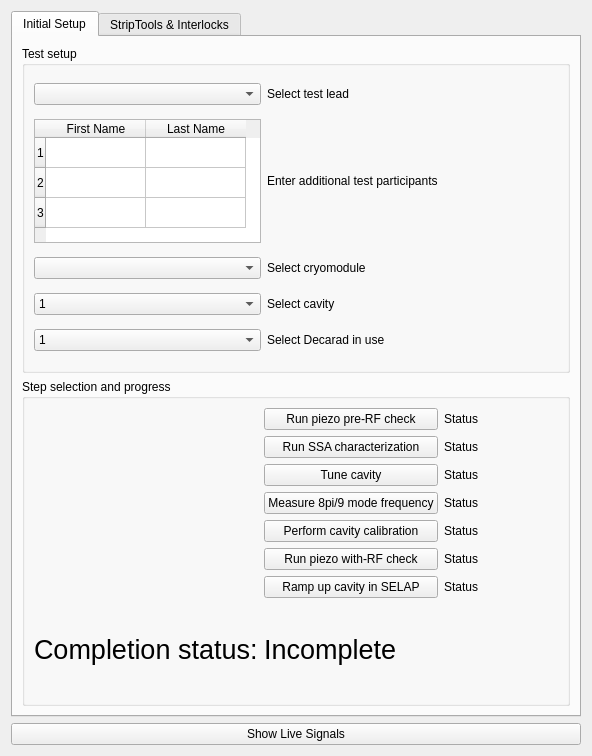
First picture: the form in cavity_commissioning/gui/commissioning.ui, repository slaclab/rf_commissioning, before the edit.
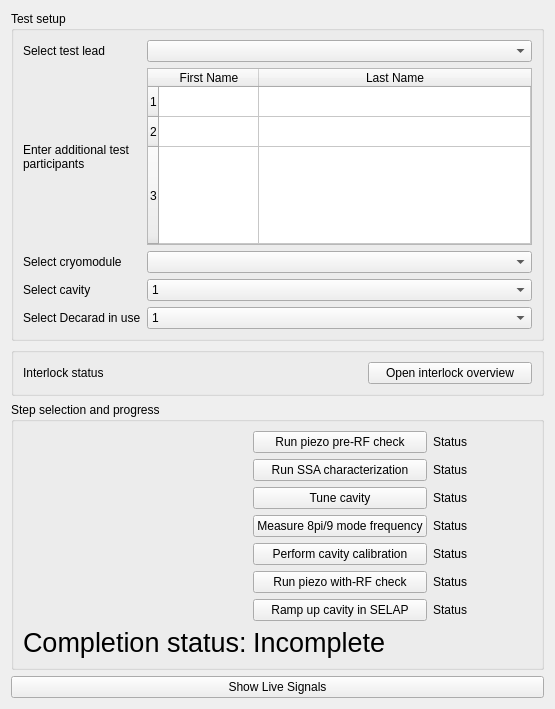
Second picture: the form after the edit. Custom widgets are drawn as their Qt base class.

Commit message: finished cavity tuning

Patch:
```diff
--- a/cavity_commissioning/gui/commissioning.ui
+++ b/cavity_commissioning/gui/commissioning.ui
@@ -6,25 +6,250 @@
    <rect>
     <x>0</x>
     <y>0</y>
-    <width>592</width>
-    <height>756</height>
+    <width>555</width>
+    <height>709</height>
    </rect>
   </property>
   <property name="windowTitle">
    <string>Form</string>
   </property>
-  <layout class="QGridLayout" name="gridLayout_2">
+  <layout class="QVBoxLayout" name="verticalLayout">
+   <item>
+    <widget class="QGroupBox" name="groupBox_2">
+     <property name="title">
+      <string>Test setup</string>
+     </property>
+     <layout class="QGridLayout" name="gridLayout_3">
+      <item row="0" column="1">
+       <widget class="QComboBox" name="testlead"/>
+      </item>
    <item row="0" column="0">
-    <widget class="QTabWidget" name="tabWidget">
-     <property name="currentIndex">
-      <number>0</number>
-     </property>
-     <widget class="QWidget" name="tab_setup">
-      <attribute name="title">
-       <string>Initial Setup</string>
-      </attribute>
-      <layout class="QGridLayout" name="gridLayout">
-       <item row="1" column="0" colspan="3">
+       <widget class="QLabel" name="label_2">
+        <property name="text">
+         <string>Select test lead</string>
+        </property>
+       </widget>
+      </item>
+      <item row="2" column="0">
+       <widget class="QLabel" name="label_4">
+        <property name="text">
+         <string>Select cryomodule</string>
+        </property>
+       </widget>
+      </item>
+      <item row="3" column="1">
+       <widget class="QComboBox" name="pick_cavity">
+        <item>
+         <property name="text">
+          <string>1</string>
+         </property>
+        </item>
+        <item>
+         <property name="text">
+          <string>2</string>
+         </property>
+        </item>
+        <item>
+         <property name="text">
+          <string>3</string>
+         </property>
+        </item>
+        <item>
+         <property name="text">
+          <string>4</string>
+         </property>
+        </item>
+        <item>
+         <property name="text">
+          <string>5</string>
+         </property>
+        </item>
+        <item>
+         <property name="text">
+          <string>6</string>
+         </property>
+        </item>
+        <item>
+         <property name="text">
+          <string>7</string>
+         </property>
+        </item>
+        <item>
+         <property name="text">
+          <string>8</string>
+         </property>
+        </item>
+       </widget>
+      </item>
+      <item row="3" column="0">
+       <widget class="QLabel" name="label_5">
+        <property name="text">
+         <string>Select cavity</string>
+        </property>
+       </widget>
+      </item>
+      <item row="4" column="1">
+       <widget class="QComboBox" name="pick_decarad">
+        <item>
+         <property name="text">
+          <string>1</string>
+         </property>
+        </item>
+        <item>
+         <property name="text">
+          <string>2</string>
+         </property>
+        </item>
+       </widget>
+      </item>
+      <item row="1" column="0">
+       <widget class="QLabel" name="label">
+        <property name="text">
+         <string>Enter additional test participants</string>
+        </property>
+        <property name="wordWrap">
+         <bool>true</bool>
+        </property>
+       </widget>
+      </item>
+      <item row="1" column="1">
+       <widget class="QTableWidget" name="test_members">
+        <property name="verticalScrollBarPolicy">
+         <enum>Qt::ScrollBarAsNeeded</enum>
+        </property>
+        <property name="horizontalScrollBarPolicy">
+         <enum>Qt::ScrollBarAsNeeded</enum>
+        </property>
+        <property name="sizeAdjustPolicy">
+         <enum>QAbstractScrollArea::AdjustToContents</enum>
+        </property>
+        <attribute name="horizontalHeaderStretchLastSection">
+         <bool>true</bool>
+        </attribute>
+        <attribute name="verticalHeaderStretchLastSection">
+         <bool>true</bool>
+        </attribute>
+        <row>
+         <property name="text">
+          <string>1</string>
+         </property>
+        </row>
+        <row>
+         <property name="text">
+          <string>2</string>
+         </property>
+        </row>
+        <row>
+         <property name="text">
+          <string>3</string>
+         </property>
+        </row>
+        <column>
+         <property name="text">
+          <string>First Name</string>
+         </property>
+        </column>
+        <column>
+         <property name="text">
+          <string>Last Name</string>
+         </property>
+        </column>
+       </widget>
+      </item>
+      <item row="4" column="0">
+       <widget class="QLabel" name="label_6">
+        <property name="text">
+         <string>Select Decarad in use</string>
+        </property>
+       </widget>
+      </item>
+      <item row="2" column="1">
+       <widget class="QComboBox" name="pick_cm"/>
+      </item>
+     </layout>
+    </widget>
+   </item>
+   <item>
+    <widget class="QGroupBox" name="groupBox_3">
+     <property name="title">
+      <string/>
+     </property>
+     <layout class="QHBoxLayout" name="horizontalLayout">
+      <item>
+       <widget class="QLabel" name="label_7">
+        <property name="text">
+         <string>Interlock status</string>
+        </property>
+       </widget>
+      </item>
+      <item>
+       <widget class="PyDMByteIndicator" name="indicator_interlock">
+        <property name="sizePolicy">
+         <sizepolicy hsizetype="Maximum" vsizetype="Maximum">
+          <horstretch>0</horstretch>
+          <verstretch>0</verstretch>
+         </sizepolicy>
+        </property>
+        <property name="toolTip">
+         <string/>
+        </property>
+        <property name="accessibleName">
+         <string>${magnetType}</string>
+        </property>
+        <property name="channel" stdset="0">
+         <string/>
+        </property>
+        <property name="onColor" stdset="0">
+         <color>
+          <red>255</red>
+          <green>0</green>
+          <blue>0</blue>
+         </color>
+        </property>
+        <property name="offColor" stdset="0">
+         <color>
+          <red>0</red>
+          <green>255</green>
+          <blue>0</blue>
+         </color>
+        </property>
+        <property name="showLabels" stdset="0">
+         <bool>false</bool>
+        </property>
+       </widget>
+      </item>
+      <item>
+       <widget class="PyDMLabel" name="label_interlock">
+        <property name="toolTip">
+         <string/>
+        </property>
+        <property name="accessibleName">
+         <string>${magnetType}</string>
+        </property>
+       </widget>
+      </item>
+      <item>
+       <widget class="PyDMEDMDisplayButton" name="button_interlockoverview">
+        <property name="toolTip">
+         <string/>
+        </property>
+        <property name="text">
+         <string>Open interlock overview</string>
+        </property>
+        <property name="filenames" stdset="0">
+         <stringlist>
+          <string>$TOOLS/edm/display/llrf/rf_srf_intlk_nocryo_embed.edl</string>
+         </stringlist>
+        </property>
+        <property name="macros" stdset="0">
+         <stringlist notr="true"/>
+        </property>
+       </widget>
+      </item>
+     </layout>
+    </widget>
+   </item>
+   <item>
         <widget class="QGroupBox" name="groupBox">
          <property name="title">
           <string>Step selection and progress</string>
@@ -178,220 +403,7 @@
          </layout>
         </widget>
        </item>
-       <item row="0" column="0" colspan="3">
-        <widget class="QGroupBox" name="groupBox_2">
-         <property name="title">
-          <string>Test setup</string>
-         </property>
-         <layout class="QGridLayout" name="gridLayout_8">
-          <item row="4" column="1">
-           <widget class="QLabel" name="label_4">
-            <property name="text">
-             <string>Select cryomodule</string>
-            </property>
-           </widget>
-          </item>
-          <item row="2" column="1">
-           <widget class="QLabel" name="label">
-            <property name="text">
-             <string>Enter additional test participants</string>
-            </property>
-            <property name="wordWrap">
-             <bool>true</bool>
-            </property>
-           </widget>
-          </item>
-          <item row="5" column="0">
-           <widget class="QComboBox" name="pick_cavity">
             <item>
-             <property name="text">
-              <string>1</string>
-             </property>
-            </item>
-            <item>
-             <property name="text">
-              <string>2</string>
-             </property>
-            </item>
-            <item>
-             <property name="text">
-              <string>3</string>
-             </property>
-            </item>
-            <item>
-             <property name="text">
-              <string>4</string>
-             </property>
-            </item>
-            <item>
-             <property name="text">
-              <string>5</string>
-             </property>
-            </item>
-            <item>
-             <property name="text">
-              <string>6</string>
-             </property>
-            </item>
-            <item>
-             <property name="text">
-              <string>7</string>
-             </property>
-            </item>
-            <item>
-             <property name="text">
-              <string>8</string>
-             </property>
-            </item>
-           </widget>
-          </item>
-          <item row="5" column="1">
-           <widget class="QLabel" name="label_5">
-            <property name="text">
-             <string>Select cavity</string>
-            </property>
-           </widget>
-          </item>
-          <item row="6" column="0">
-           <widget class="QComboBox" name="pick_decarad">
-            <item>
-             <property name="text">
-              <string>1</string>
-             </property>
-            </item>
-            <item>
-             <property name="text">
-              <string>2</string>
-             </property>
-            </item>
-           </widget>
-          </item>
-          <item row="6" column="1">
-           <widget class="QLabel" name="label_6">
-            <property name="text">
-             <string>Select Decarad in use</string>
-            </property>
-           </widget>
-          </item>
-          <item row="2" column="0">
-           <widget class="QTableWidget" name="test_members">
-            <property name="sizePolicy">
-             <sizepolicy hsizetype="Maximum" vsizetype="Maximum">
-              <horstretch>0</horstretch>
-              <verstretch>0</verstretch>
-             </sizepolicy>
-            </property>
-            <property name="verticalScrollBarPolicy">
-             <enum>Qt::ScrollBarAsNeeded</enum>
-            </property>
-            <property name="horizontalScrollBarPolicy">
-             <enum>Qt::ScrollBarAsNeeded</enum>
-            </property>
-            <property name="sizeAdjustPolicy">
-             <enum>QAbstractScrollArea::AdjustToContents</enum>
-            </property>
-            <row>
-             <property name="text">
-              <string>1</string>
-             </property>
-            </row>
-            <row>
-             <property name="text">
-              <string>2</string>
-             </property>
-            </row>
-            <row>
-             <property name="text">
-              <string>3</string>
-             </property>
-            </row>
-            <column>
-             <property name="text">
-              <string>First Name</string>
-             </property>
-            </column>
-            <column>
-             <property name="text">
-              <string>Last Name</string>
-             </property>
-            </column>
-           </widget>
-          </item>
-          <item row="1" column="1">
-           <widget class="QLabel" name="label_2">
-            <property name="text">
-             <string>Select test lead</string>
-            </property>
-           </widget>
-          </item>
-          <item row="1" column="0">
-           <widget class="QComboBox" name="testlead"/>
-          </item>
-          <item row="4" column="0">
-           <widget class="QComboBox" name="pick_cm"/>
-          </item>
-         </layout>
-        </widget>
-       </item>
-      </layout>
-     </widget>
-     <widget class="QWidget" name="tab_striptools">
-      <attribute name="title">
-       <string>StripTools &amp;&amp; Interlocks</string>
-      </attribute>
-      <layout class="QGridLayout" name="gridLayout_7">
-       <item row="1" column="0">
-        <widget class="PyDMRelatedDisplayButton" name="button_decaradgui">
-         <property name="toolTip">
-          <string/>
-         </property>
-         <property name="text">
-          <string>Open Decarad GUI</string>
-         </property>
-         <property name="filenames" stdset="0">
-          <stringlist/>
-         </property>
-         <property name="macros" stdset="0">
-          <stringlist/>
-         </property>
-         <property name="openInNewWindow" stdset="0">
-          <bool>true</bool>
-         </property>
-        </widget>
-       </item>
-       <item row="0" column="0">
-        <widget class="PyDMShellCommand" name="button_striptools">
-         <property name="toolTip">
-          <string/>
-         </property>
-         <property name="text">
-          <string>Open striptools</string>
-         </property>
-        </widget>
-       </item>
-       <item row="2" column="0">
-        <widget class="PyDMEDMDisplayButton" name="button_interlockoverview">
-         <property name="toolTip">
-          <string/>
-         </property>
-         <property name="text">
-          <string>Open interlock overview</string>
-         </property>
-         <property name="filenames" stdset="0">
-          <stringlist>
-           <string>$TOOLS/edm/display/llrf/rf_srf_intlk_nocryo_embed.edl</string>
-          </stringlist>
-         </property>
-         <property name="macros" stdset="0">
-          <stringlist notr="true"/>
-         </property>
-        </widget>
-       </item>
-      </layout>
-     </widget>
-    </widget>
-   </item>
-   <item row="1" column="0">
     <widget class="QPushButton" name="button_livesignals">
      <property name="text">
       <string>Show Live Signals</string>
@@ -401,6 +413,16 @@
   </layout>
  </widget>
  <customwidgets>
+  <customwidget>
+   <class>PyDMLabel</class>
+   <extends>QLabel</extends>
+   <header>pydm.widgets.label</header>
+  </customwidget>
+  <customwidget>
+   <class>PyDMByteIndicator</class>
+   <extends>QWidget</extends>
+   <header>pydm.widgets.byte</header>
+  </customwidget>
   <customwidget>
    <class>PyDMDrawingLine</class>
    <extends>QWidget</extends>
@@ -411,11 +433,6 @@
    <extends>QPushButton</extends>
    <header>pydm.widgets.related_display_button</header>
   </customwidget>
-  <customwidget>
-   <class>PyDMShellCommand</class>
-   <extends>QPushButton</extends>
-   <header>pydm.widgets.shell_command</header>
-  </customwidget>
   <customwidget>
    <class>PyDMEDMDisplayButton</class>
    <extends>PyDMRelatedDisplayButton</extends>
```
Lines whose indentation alone changed are shown as unchanged. The commit also changes 5 other files.
